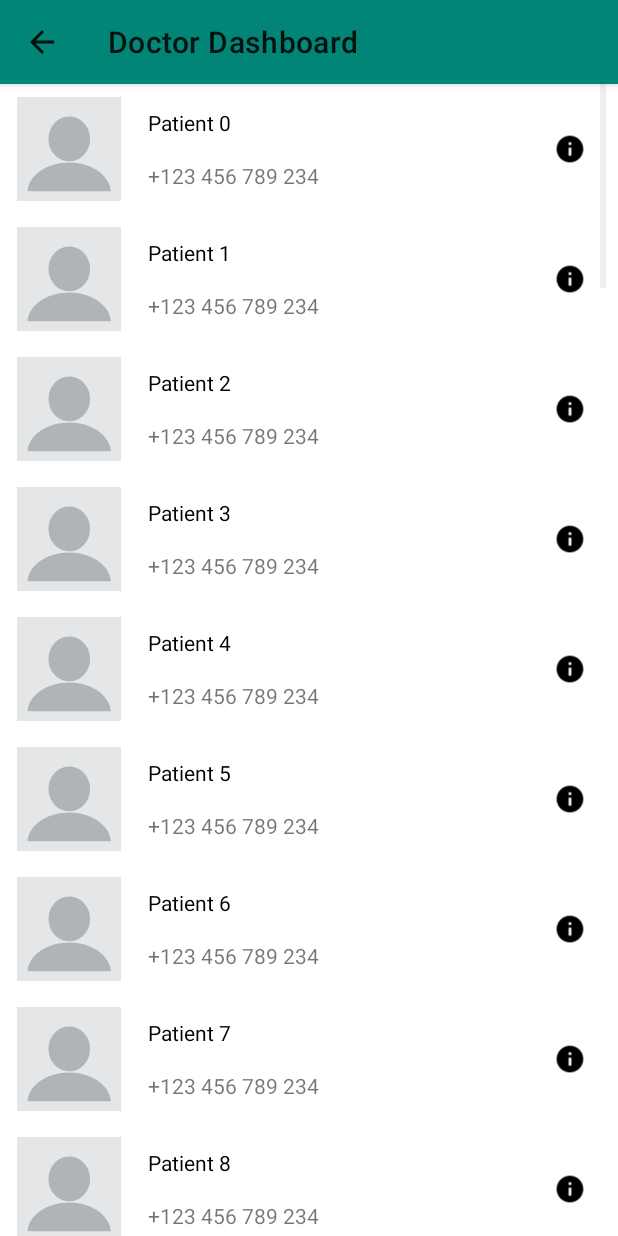
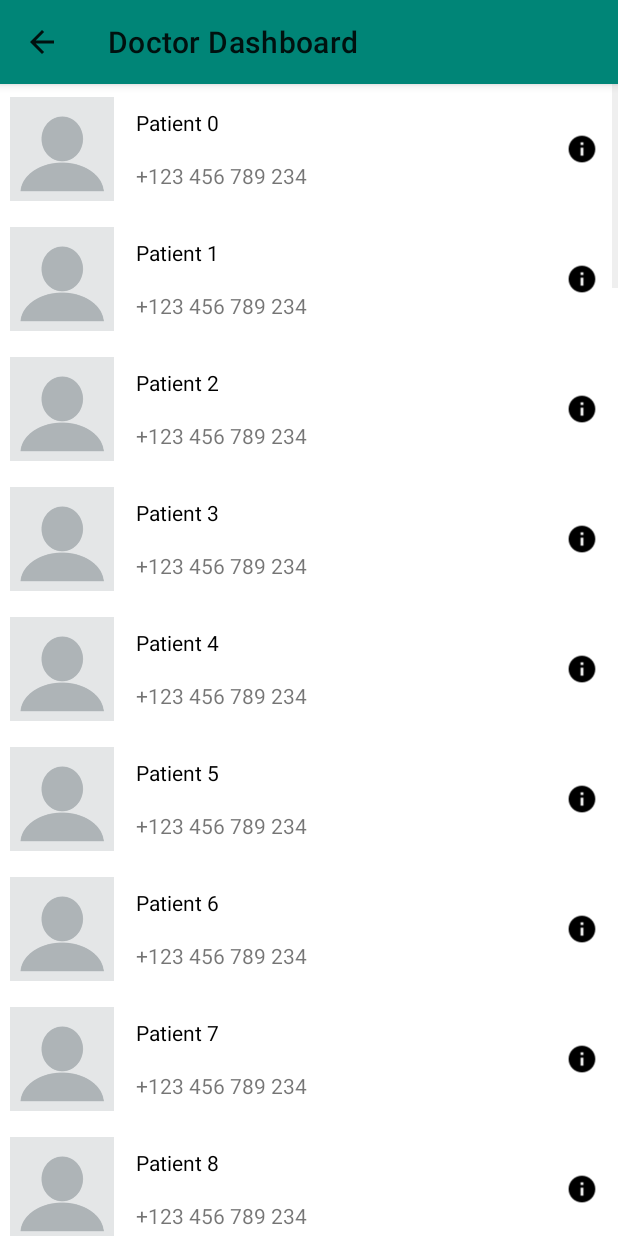
Before and after one commit to sullaVM/trocaire-diabetes-apps, an Android app: the Doctor_Dashboard screen opened directly, with no data from a screen before it, on a phone screen of 412 x 824 dp. Run offline under Robolectric (Android 15) with nearby library versions, the phone set to English and light mode, and no system bars.

Commit message:
Updated part of UI for doctor dashboard

```diff
--- a/DiabetesApp/app/src/main/res/layout/activity_doctor__dashboard.xml
+++ b/DiabetesApp/app/src/main/res/layout/activity_doctor__dashboard.xml
@@ -11,10 +11,6 @@
         android:id="@+id/listViewPatients"
         android:layout_width="0dp"
         android:layout_height="0dp"
-        android:layout_marginStart="8dp"
-        android:layout_marginLeft="8dp"
-        android:layout_marginEnd="8dp"
-        android:layout_marginRight="8dp"
         android:divider="@null"
         android:footerDividersEnabled="false"
         android:headerDividersEnabled="false"
--- a/DiabetesApp/app/src/main/res/layout/doctor_dashboard_list_item.xml
+++ b/DiabetesApp/app/src/main/res/layout/doctor_dashboard_list_item.xml
@@ -24,6 +24,8 @@
         android:id="@+id/imageView"
         android:layout_width="80dp"
         android:layout_height="80dp"
+        android:layout_marginStart="8dp"
+        android:layout_marginLeft="8dp"
         android:padding="5dp"
         app:layout_constraintBottom_toBottomOf="parent"
         app:layout_constraintEnd_toStartOf="@+id/guideline"
```
